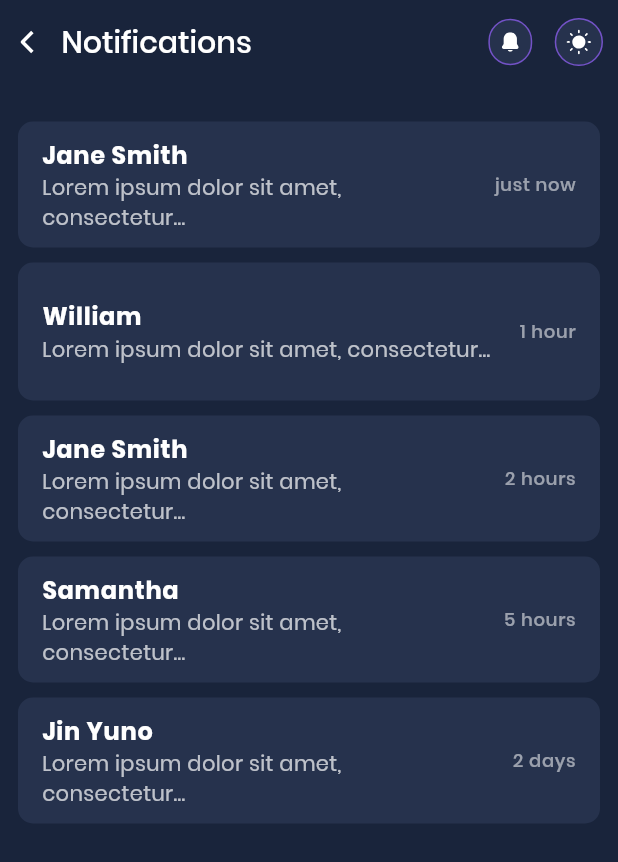
After one commit to Sachin-Advait/omniview, a Flutter app: the Notification screen opened by its route, on a phone screen of 412 x 824 dp. The commit adds this screen. Shown: the top 862 px of the screen. Run offline on Flutter 3.47's test engine with Material 3 defaults, Android fonts, the phone set to English and light mode, and no system bars; our stand-ins replace cached_network_image, dio, equatable, fl_chart, flutter_bloc, flutter_screenutil and 6 more; accounts and stored records are empty.

Commit message:
Created notification page.

```diff
--- a/lib/common/widgets/custom_appbar.dart
+++ b/lib/common/widgets/custom_appbar.dart
@@ -6,6 +6,7 @@ import 'package:omniview/common/utils/size_config.dart';
 import 'package:omniview/config/assets/app_svg.dart';
 import 'package:omniview/config/theme/app_colors.dart';
 import 'package:omniview/config/theme/app_theme.dart';
+import 'package:omniview/routes/app_routes.dart';
 
 class CustomAppBar extends StatelessWidget implements PreferredSizeWidget {
   final String title;
@@ -50,7 +51,9 @@ class CustomAppBar extends StatelessWidget implements PreferredSizeWidget {
         ),
       ),
       actions: [
-        Container(
+        GestureDetector(
+          onTap: () => context.pushNamed(Routes.notification),
+          child: Container(
             padding: EdgeInsets.all(8),
             decoration: BoxDecoration(
               color: AppColors.darkSlate,
@@ -61,6 +64,7 @@ class CustomAppBar extends StatelessWidget implements PreferredSizeWidget {
               AppSvg.notification,
               height: 13,
               colorFilter: ColorFilter.mode(AppColors.white, BlendMode.srcIn),
+            ),
           ),
         ),
         15.horizontalSpace,
--- /dev/null
+++ b/lib/data/models/notification_model.dart
@@ -0,0 +1,46 @@
+class NotificationModel {
+  final String image;
+  final String title;
+  final String subTitle;
+  final String time;
+
+  NotificationModel({
+    required this.image,
+    required this.title,
+    required this.subTitle,
+    required this.time,
+  });
+}
+
+final List<NotificationModel> dummyNotifications = [
+  NotificationModel(
+    image: 'assets/avatars/purple.png',
+    title: 'Jane Smith',
+    subTitle: 'Lorem ipsum dolor sit amet, consectetur...',
+    time: 'just now',
+  ),
+  NotificationModel(
+    image: 'assets/avatars/blue.png',
+    title: 'William',
+    subTitle: 'Lorem ipsum dolor sit amet, consectetur...',
+    time: '1 hour',
+  ),
+  NotificationModel(
+    image: 'assets/avatars/red.png',
+    title: 'Jane Smith',
+    subTitle: 'Lorem ipsum dolor sit amet, consectetur...',
+    time: '2 hours',
+  ),
+  NotificationModel(
+    image: 'assets/avatars/orange.png',
+    title: 'Samantha',
+    subTitle: 'Lorem ipsum dolor sit amet, consectetur...',
+    time: '5 hours',
+  ),
+  NotificationModel(
+    image: 'assets/avatars/teal.png',
+    title: 'Jin Yuno',
+    subTitle: 'Lorem ipsum dolor sit amet, consectetur...',
+    time: '2 days',
+  ),
+];
--- /dev/null
+++ b/lib/modules/notifications/pages/notification.dart
@@ -0,0 +1,62 @@
+import 'package:flutter/material.dart';
+import 'package:omniview/common/widgets/custom_appbar.dart';
+import 'package:omniview/config/theme/app_colors.dart';
+import 'package:omniview/data/models/notification_model.dart';
+
+class Notification extends StatefulWidget {
+  const Notification({super.key});
+
+  @override
+  State<Notification> createState() => _NotificationState();
+}
+
+class _NotificationState extends State<Notification> {
+  @override
+  Widget build(BuildContext context) {
+    return Scaffold(
+      appBar: CustomAppBar(showBackButton: true, title: "Notifications"),
+      body: SafeArea(
+        child: ListView.builder(
+          itemCount: dummyNotifications.length,
+          padding: EdgeInsets.only(top: 10),
+          itemBuilder: (BuildContext context, int index) {
+            final notification = dummyNotifications[index];
+            return Padding(
+              padding: const EdgeInsets.symmetric(vertical: 5, horizontal: 12),
+              child: ListTile(
+                minVerticalPadding: 0,
+                shape: RoundedRectangleBorder(
+                  borderRadius: BorderRadiusGeometry.circular(10),
+                ),
+                tileColor: AppColors.darkSlate,
+                contentPadding: const EdgeInsets.symmetric(
+                  horizontal: 16,
+                  vertical: 10,
+                ),
+                // leading: CircleAvatar(
+                //   backgroundImage: AssetImage(notification.image),
+                //   radius: 25,
+                // ),
+                title: Text(
+                  notification.title,
+                  style: const TextStyle(
+                    color: Colors.white,
+                    fontWeight: FontWeight.bold,
+                  ),
+                ),
+                subtitle: Text(
+                  notification.subTitle,
+                  style: const TextStyle(color: Colors.white70),
+                ),
+                trailing: Text(
+                  notification.time,
+                  style: const TextStyle(color: Colors.white54, fontSize: 12),
+                ),
+              ),
+            );
+          },
+        ),
+      ),
+    );
+  }
+}
--- a/lib/routes/app_pages.dart
+++ b/lib/routes/app_pages.dart
@@ -8,6 +8,7 @@ import 'package:omniview/modules/login/bloc/login_bloc.dart';
 import 'package:omniview/modules/login/page/login.dart';
 import 'package:omniview/modules/nav_bar/cubit/nav_bar_cubit.dart';
 import 'package:omniview/modules/nav_bar/page/nav_bar.dart';
+import 'package:omniview/modules/notifications/pages/notification.dart';
 import 'package:omniview/modules/onboarding/cubit/onboarding_cubit.dart';
 import 'package:omniview/modules/onboarding/page/onboarding.dart';
 import 'package:omniview/modules/profile/view/profile.dart';
@@ -74,6 +75,11 @@ class Pages {
         name: Routes.help,
         builder: (context, state) => const HelpAndSupport(),
       ),
+      GoRoute(
+        path: Routes.notification,
+        name: Routes.notification,
+        builder: (context, state) => const Notification(),
+      ),
     ],
   );
 }
--- a/lib/routes/app_routes.dart
+++ b/lib/routes/app_routes.dart
@@ -6,4 +6,5 @@ class Routes {
   static const chatBot = '/chatbot';
   static const profile = '/profile';
   static const help = '/help';
+  static const notification = '/notification';
 }
```
Lines whose indentation alone changed are shown as unchanged.
